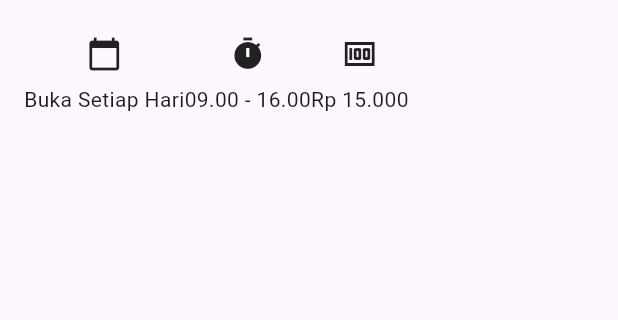
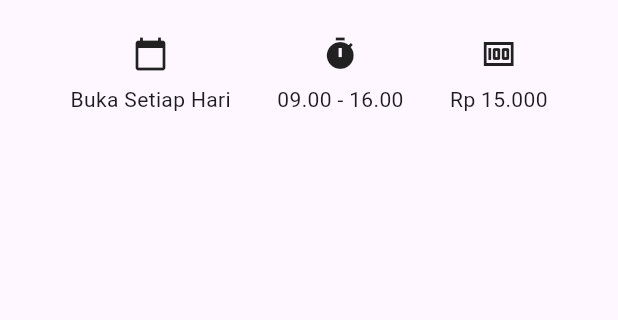
Before and after one commit to ahmfarisi/punti_kayu, a Flutter app: the screen it shows after launch, on a phone screen of 412 x 824 dp, the part 63-383 px from its top. Run offline on Flutter 3.47's test engine with Material 3 defaults, Android fonts, the light colour scheme and no system bars.

Commit message:
Update detail_screen.dart

```diff
--- a/lib/detail_screen.dart
+++ b/lib/detail_screen.dart
@@ -7,7 +7,6 @@ class DetailScreen extends StatelessWidget {
   Widget build(BuildContext context) {
     return Scaffold(
       body: Column(
-        crossAxisAlignment: CrossAxisAlignment.stretch,
         children: [
           // Judul
           Container(
@@ -25,6 +24,7 @@ class DetailScreen extends StatelessWidget {
           Container(
             margin: EdgeInsets.all(16),
             child: Row(
+              mainAxisAlignment: MainAxisAlignment.spaceEvenly,
               children: [
                 // Icon Pertama
                 Column(
```
